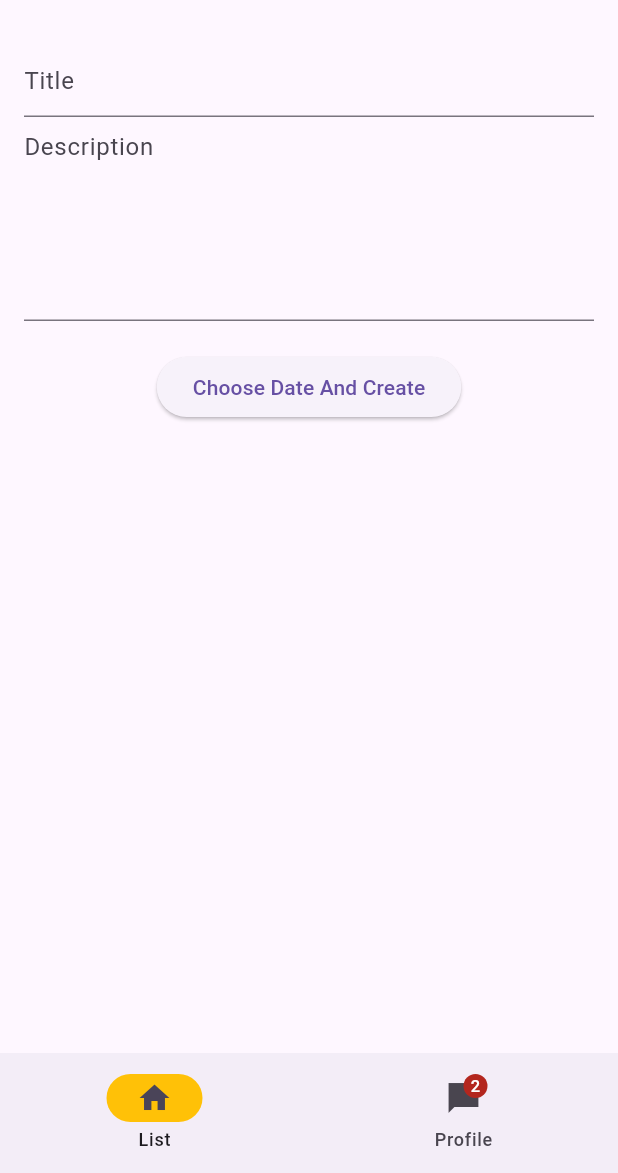
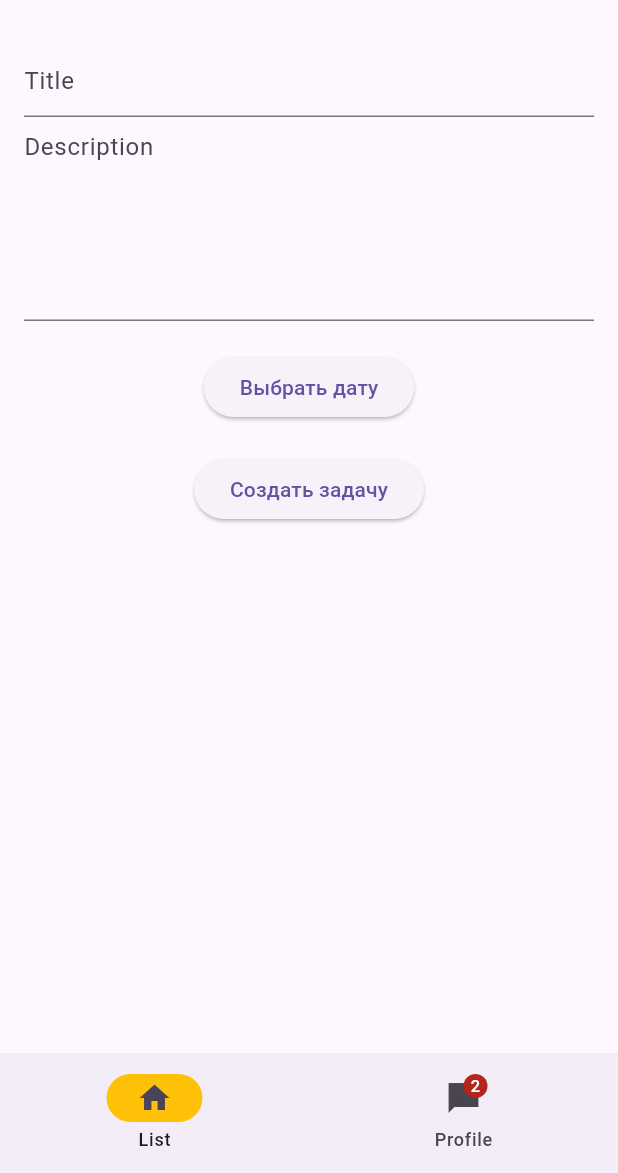
Before and after one commit to MaximAfanasenko/todo, a Flutter app: the AddTaskView screen opened by its route, on a phone screen of 412 x 824 dp, the part 63-1236 px from its top. Run offline on Flutter 3.47's test engine with Material 3 defaults, Android fonts, the phone set to English and light mode, and no system bars; our stand-ins replace easy_localization, flutter_bloc, freezed_annotation, get_it, go_router, injectable and 1 more; accounts and stored records are empty.

Commit message:
separated date & create buttons

```diff
--- a/lib/features/tasks/add_task/add_task_view.dart
+++ b/lib/features/tasks/add_task/add_task_view.dart
@@ -6,6 +6,7 @@ import 'package:flutter_bloc/flutter_bloc.dart';
 import 'package:todo/base/di/di.dart';
 import 'package:todo/features/tasks/add_task/bloc/add_task_bloc.dart';
 import 'package:todo/features/tasks/models/todo.dart';
+import 'package:todo/features/tasks/task_list/bloc/tasks_bloc.dart';
 import 'package:todo/generated/locale_keys.g.dart';
 
 /// Displays the various settings that can be customized by the user.
@@ -21,20 +22,29 @@ class AddTaskView extends StatelessWidget {
   Widget build(BuildContext context) {
     Todo? args;
 
-    try
-    {
-       args = ModalRoute.of(context)?.settings.arguments as Todo?;
-    }
-    catch (e)
-    {
-
-    }
+    try {
+      args = ModalRoute.of(context)?.settings.arguments as Todo?;
+    } catch (e) {}
 
     return BlocProvider<AddTaskBloc>(
       create: (_) => AddTaskBloc(inject(), args),
-      child: BlocBuilder<AddTaskBloc, AddTaskState>(
+      child: BlocConsumer<AddTaskBloc, AddTaskState>(
+        listenWhen: (previous, current) => current == AddTaskState.completed(),
+        buildWhen: (previous, current) =>
+            current == AddTaskState.fillingFields() ||
+            current == AddTaskState.loading(),
+        listener: (context, state) {
+          state.when(
+            loading: () => {},
+            fillingFields: () => {},
+            completed: () => {
+              Navigator.pop(context),
+            },
+          );
+        },
         builder: (context, state) {
           return state.when(
+            completed: () => const SizedBox(),
             loading: () => const Center(child: CircularProgressIndicator()),
             fillingFields: () {
               return Padding(
@@ -75,16 +85,29 @@ class AddTaskView extends StatelessWidget {
                           if (!context.mounted) return;
 
                           context.read<AddTaskBloc>().add(
-                                AddTaskEvent.addingTask(
+                                AddTaskEvent.setDateTime(
                                   datePickingResult,
                                 ),
                               );
+                        },
+                        child: Text("Выбрать дату"
+                            //LocaleKeys.chooseDateAndCreate.tr(),
+                            ),
+                      ),
+                    ),
+                    Padding(
+                      padding: const EdgeInsets.only(top: 20),
+                      child: ElevatedButton(
+                        onPressed: () async {
+                          if (!context.mounted) return;
 
-                          Navigator.pop(context);
+                          context.read<AddTaskBloc>().add(
+                                AddTaskEvent.saveTodo(),
+                              );
                         },
-                        child: Text(
-                          LocaleKeys.chooseDateAndCreate.tr(),
-                        ),
+                        child: Text("Создать задачу"
+                            //LocaleKeys.chooseDateAndCreate.tr(),
+                            ),
                       ),
                     ),
                   ],
--- a/lib/features/tasks/add_task/bloc/add_task_event.dart
+++ b/lib/features/tasks/add_task/bloc/add_task_event.dart
@@ -4,5 +4,6 @@ part of 'add_task_bloc.dart';
 class AddTaskEvent with _$AddTaskEvent {
   factory AddTaskEvent.loading() = _LoadingEvent;
   factory AddTaskEvent.fillingFields() = _FillingFieldsEvent;
-  factory AddTaskEvent.addingTask(DateTime dateTime) = _AddingTaskEvent;
+  factory AddTaskEvent.setDateTime(DateTime dateTime) = _SetDateTimeEvent;
+  factory AddTaskEvent.saveTodo() = _SaveTodoEvent;
 }
--- a/lib/features/tasks/add_task/bloc/add_task_state.dart
+++ b/lib/features/tasks/add_task/bloc/add_task_state.dart
@@ -4,4 +4,5 @@ part of 'add_task_bloc.dart';
 class AddTaskState with _$AddTaskState {
   factory AddTaskState.loading() = _LoadingState;
   factory AddTaskState.fillingFields() = _FillingFieldsState;
+  factory AddTaskState.completed() = _CompletedState;
 }
```
Also changed, not shown: lib/features/tasks/add_task/bloc/add_task_bloc.dart (+19 -3 lines), lib/base/di/di.config.dart, lib/features/tasks/add_task/bloc/add_task_bloc.freezed.dart.
